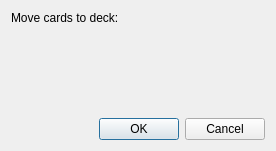
Above: designer/setgroup.ui from ankitects/anki before the change. Below: the same form after it.
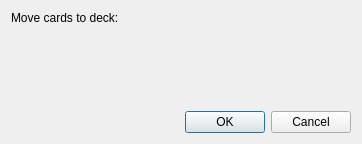
That is the form after the change.

Commit message: increase change deck dialog size

```diff
--- a/designer/setgroup.ui
+++ b/designer/setgroup.ui
@@ -6,8 +6,8 @@
    <rect>
     <x>0</x>
     <y>0</y>
-    <width>276</width>
-    <height>151</height>
+    <width>362</width>
+    <height>144</height>
    </rect>
   </property>
   <property name="windowTitle">
```
